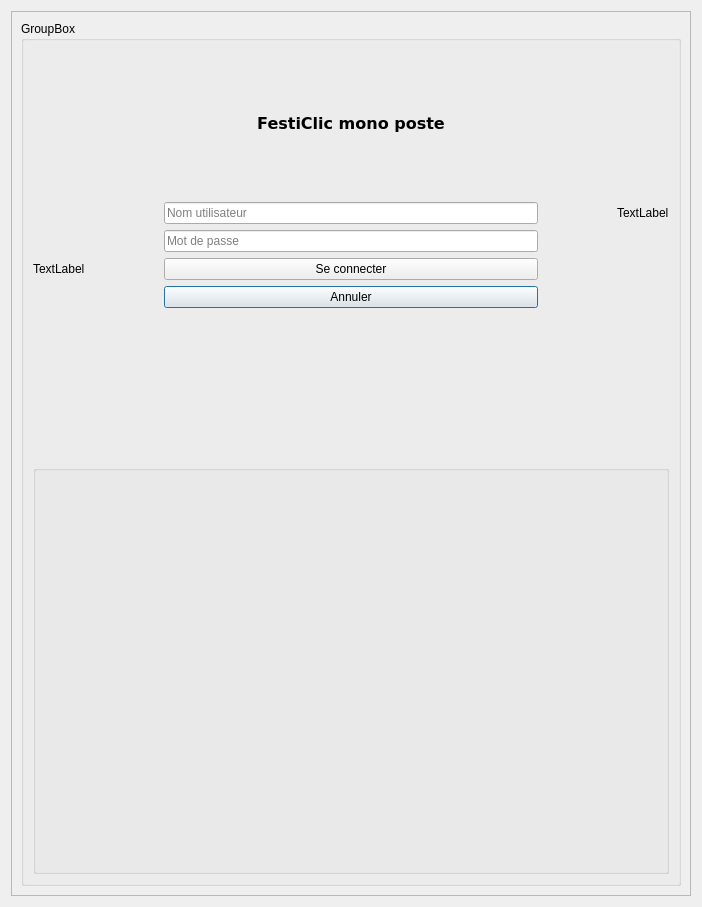
FestiClic/FestiClic3, file FestiClicC/login.ui: the form before one commit.
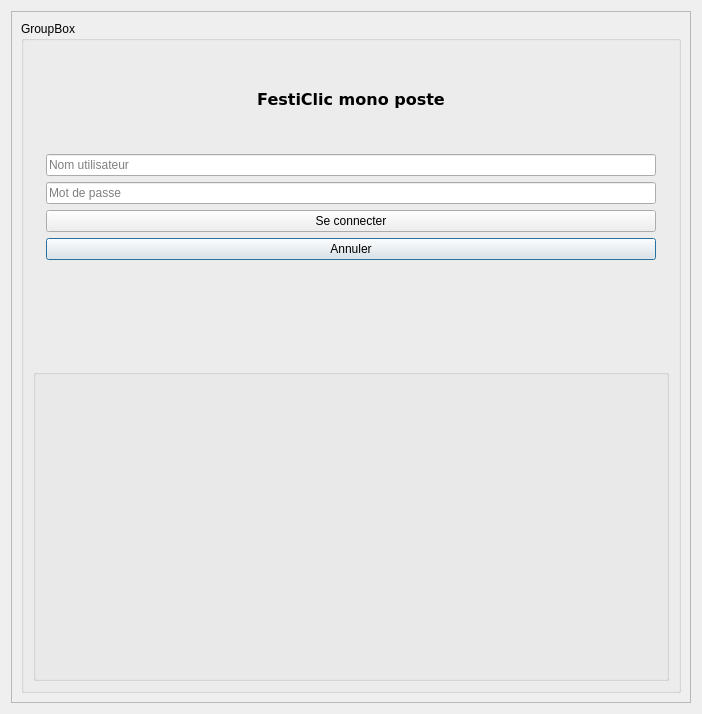
The form after the commit. Icons and pictures are not drawn.

Diff of the .ui file:
```diff
--- a/FestiClicC/login.ui
+++ b/FestiClicC/login.ui
@@ -7,7 +7,7 @@
     <x>0</x>
     <y>0</y>
     <width>702</width>
-    <height>907</height>
+    <height>714</height>
    </rect>
   </property>
   <property name="windowTitle">
@@ -25,7 +25,7 @@
         <x>0</x>
         <y>0</y>
         <width>737</width>
-        <height>870</height>
+        <height>677</height>
        </rect>
       </property>
       <layout class="QVBoxLayout" name="verticalLayout">
@@ -37,7 +37,7 @@
          <layout class="QVBoxLayout" name="verticalLayout_2">
           <item>
            <layout class="QGridLayout" name="gridLayout">
-            <item row="0" column="2">
+            <item row="0" column="1">
              <widget class="QLabel" name="lLabConnexion_2">
               <property name="font">
                <font>
@@ -58,28 +58,21 @@
               </property>
              </widget>
             </item>
-            <item row="1" column="4">
-             <widget class="QLabel" name="label_2">
-              <property name="text">
-               <string>TextLabel</string>
-              </property>
-             </widget>
-            </item>
-            <item row="6" column="2">
+            <item row="6" column="1">
              <widget class="QPushButton" name="lBtnAnnuler">
               <property name="text">
                <string>Annuler</string>
               </property>
              </widget>
             </item>
-            <item row="1" column="3">
-             <widget class="QLabel" name="label_4">
-              <property name="text">
-               <string>                    </string>
+            <item row="1" column="1">
+             <widget class="QLineEdit" name="lTxtNomUtilisateur">
+              <property name="placeholderText">
+               <string>Nom utilisateur</string>
               </property>
              </widget>
             </item>
-            <item row="2" column="2">
+            <item row="2" column="1">
              <widget class="QLineEdit" name="lTxtMotDePasse">
               <property name="echoMode">
                <enum>QLineEdit::Password</enum>
@@ -89,40 +82,33 @@
               </property>
              </widget>
             </item>
-            <item row="5" column="0">
-             <widget class="QLabel" name="label">
-              <property name="text">
-               <string>TextLabel</string>
-              </property>
-             </widget>
-            </item>
             <item row="1" column="2">
-             <widget class="QLineEdit" name="lTxtNomUtilisateur">
-              <property name="placeholderText">
-               <string>Nom utilisateur</string>
+             <widget class="QLabel" name="label_4">
+              <property name="text">
+               <string/>
               </property>
              </widget>
             </item>
-            <item row="5" column="1">
+            <item row="5" column="0">
              <widget class="QLabel" name="label_3">
               <property name="text">
-               <string>                    </string>
+               <string/>
               </property>
              </widget>
             </item>
-            <item row="5" column="2">
+            <item row="5" column="1">
              <widget class="QPushButton" name="lBtnSeConnecter">
               <property name="text">
                <string>Se connecter</string>
               </property>
              </widget>
             </item>
-            <item row="7" column="2">
+            <item row="7" column="1">
              <widget class="QLabel" name="lLabConnexion">
               <property name="font">
                <font>
                 <family>Verdana</family>
-                <pointsize>12</pointsize>
+                <pointsize>10</pointsize>
                 <weight>75</weight>
                 <bold>true</bold>
                </font>
```
